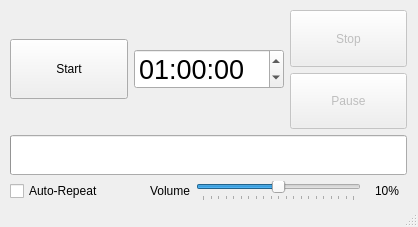
mawend/Simple_Qt_Timer, file mainwindow.ui: the form before one commit.
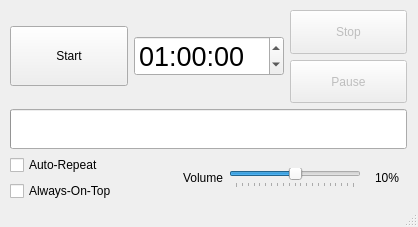
The form after the commit. Icons and pictures are not drawn.

Commit message: Add: Always-On-Top-Checkbox and function

```diff
--- a/mainwindow.ui
+++ b/mainwindow.ui
@@ -175,6 +175,14 @@
      <item>
       <layout class="QHBoxLayout" name="horizontalLayout">
        <item>
+        <layout class="QVBoxLayout" name="verticalLayout_5">
+         <property name="sizeConstraint">
+          <enum>QLayout::SetMinimumSize</enum>
+         </property>
+         <property name="rightMargin">
+          <number>20</number>
+         </property>
+         <item>
         <widget class="QCheckBox" name="cboxRepeat">
          <property name="sizePolicy">
           <sizepolicy hsizetype="Minimum" vsizetype="Fixed">
@@ -188,6 +196,21 @@
         </widget>
        </item>
        <item>
+          <widget class="QCheckBox" name="cboxAlwaysOnTop">
+           <property name="sizePolicy">
+            <sizepolicy hsizetype="Minimum" vsizetype="Fixed">
+             <horstretch>0</horstretch>
+             <verstretch>0</verstretch>
+            </sizepolicy>
+           </property>
+           <property name="text">
+            <string>Always-On-Top</string>
+           </property>
+          </widget>
+         </item>
+        </layout>
+       </item>
+       <item>
         <spacer name="horizontalSpacer">
          <property name="orientation">
           <enum>Qt::Horizontal</enum>
```
Left out of the diff: 6 changed lines with no effect on the pictures. Lines whose indentation alone changed are shown as unchanged. The commit also changes 2 other files.
